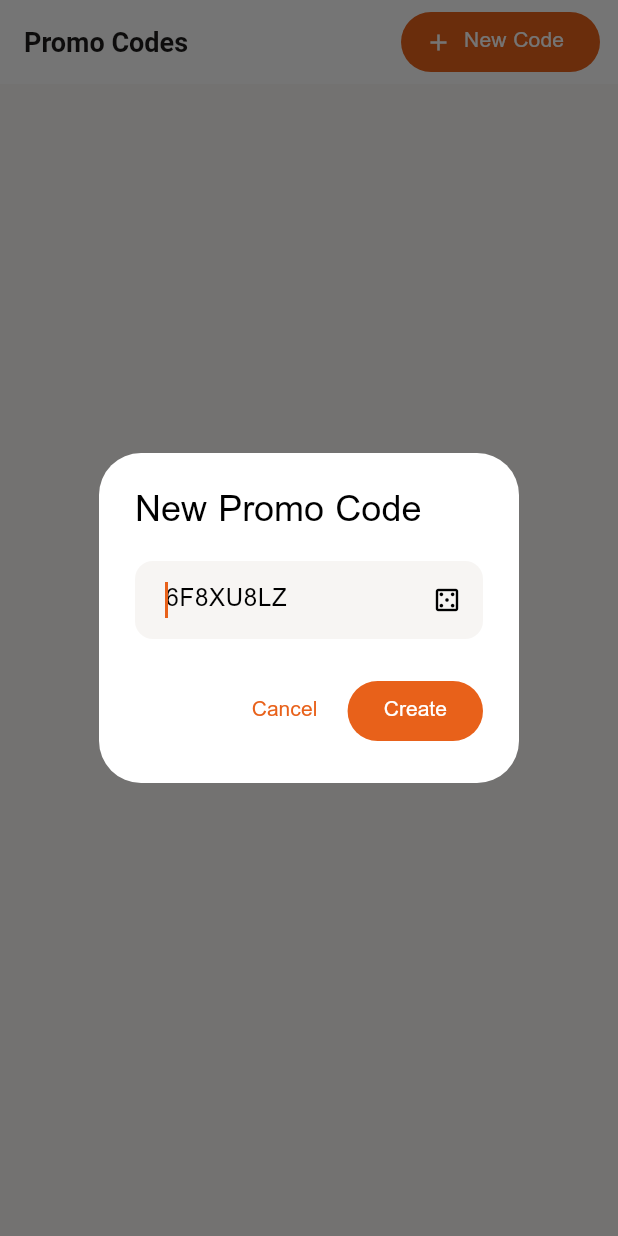
After one commit to apollocked/my_resturant, a Flutter app: the PromoCodesPage screen opened by its route, after a tap on "New Code", on a phone screen of 412 x 824 dp. The commit adds this screen. Run offline on Flutter 3.47's test engine with Material 3 defaults, Android fonts, the phone set to English and light mode, and no system bars; our stand-ins replace cached_network_image, connectivity_plus, drift, file_picker, fl_chart, flutter_bloc and 8 more; accounts and stored records are empty; generated files the repository leaves out were written again.

Commit message:
Add : Promo code to pass the auth

```diff
--- a/lib/core/router/app_router.dart
+++ b/lib/core/router/app_router.dart
@@ -19,13 +19,14 @@ import 'package:my_resturant/presentation/pages/admin/report_page.dart';
 import 'package:my_resturant/presentation/pages/admin/dish_form_page.dart';
 import 'package:my_resturant/presentation/pages/admin/category_form_page.dart';
 import 'package:my_resturant/presentation/pages/admin/change_passcodes_page.dart';
+import 'package:my_resturant/presentation/pages/admin/promo_codes_page.dart';
 import 'package:my_resturant/presentation/pages/setup/setup_page.dart';
 import 'package:my_resturant/presentation/pages/layout/layout_page.dart';
 import 'package:my_resturant/domain/entities/order_model.dart';
 
 final GlobalKey<NavigatorState> _rootNavigator = GlobalKey<NavigatorState>();
 
-final List<String> adminRoutes = ['/table-management', '/food-management', '/availability', '/report', '/dish-form', '/category-form'];
+final List<String> adminRoutes = ['/table-management', '/food-management', '/availability', '/report', '/dish-form', '/category-form', '/promo-codes'];
 
 final appRouter = GoRouter(
   navigatorKey: _rootNavigator,
@@ -88,5 +89,7 @@ final appRouter = GoRouter(
       builder: (_, _) => const CategoryFormPage()),
     GoRoute(path: '/change-passcodes', parentNavigatorKey: _rootNavigator,
       builder: (_, _) => const ChangePasscodesPage()),
+    GoRoute(path: '/promo-codes', parentNavigatorKey: _rootNavigator,
+      builder: (_, _) => const PromoCodesPage()),
   ],
 );
--- /dev/null
+++ b/lib/presentation/pages/admin/promo_codes_page.dart
@@ -0,0 +1,226 @@
+import 'dart:math';
+import 'package:flutter/material.dart';
+import 'package:flutter/services.dart';
+import 'package:supabase_flutter/supabase_flutter.dart';
+import 'package:my_resturant/core/theme/app_colors.dart';
+import 'package:my_resturant/core/helpers/responsive.dart';
+
+class PromoCodesPage extends StatefulWidget {
+  const PromoCodesPage({super.key});
+  @override
+  State<PromoCodesPage> createState() => _PromoCodesPageState();
+}
+
+class _PromoCodesPageState extends State<PromoCodesPage> {
+  SupabaseClient get _db => Supabase.instance.client;
+  List<Map<String, dynamic>> _codes = [];
+  bool _loading = true;
+
+  @override
+  void initState() {
+    super.initState();
+    _load();
+  }
+
+  Future<void> _load() async {
+    setState(() => _loading = true);
+    final data = await _db.from('promo_codes').select().order('created_at', ascending: false);
+    if (!mounted) return;
+    setState(() { _codes = data; _loading = false; });
+  }
+
+  String _generateCode() {
+    const chars = 'ABCDEFGHJKLMNPQRSTUVWXYZ23456789';
+    final rng = Random.secure();
+    return List.generate(8, (_) => chars[rng.nextInt(chars.length)]).join();
+  }
+
+  Future<void> _createCode() async {
+    final controller = TextEditingController();
+    final result = await showDialog<String>(
+      context: context,
+      builder: (ctx) => AlertDialog(
+        title: const Text('New Promo Code'),
+        content: TextField(
+          controller: controller,
+          autofocus: true,
+          textCapitalization: TextCapitalization.characters,
+          decoration: InputDecoration(
+            hintText: _generateCode(),
+            suffixIcon: IconButton(
+              icon: const Icon(Icons.casino_outlined, size: 20),
+              tooltip: 'Generate random',
+              onPressed: () {
+                controller.text = _generateCode();
+                controller.selection = TextSelection.collapsed(offset: controller.text.length);
+              },
+            ),
+          ),
+        ),
+        actions: [
+          TextButton(onPressed: () => Navigator.pop(ctx), child: const Text('Cancel')),
+          FilledButton(
+            onPressed: () => Navigator.pop(ctx, controller.text.isNotEmpty ? controller.text : null),
+            child: const Text('Create'),
+          ),
+        ],
+      ),
+    );
+    if (result == null || result.trim().isEmpty) return;
+    try {
+      await _db.from('promo_codes').insert({'code': result.trim().toUpperCase()});
+      if (!mounted) return;
+      ScaffoldMessenger.of(context).showSnackBar(
+        SnackBar(content: Text('Code "${result.trim().toUpperCase()}" created'), backgroundColor: AppColors.primary));
+      _load();
+    } catch (e) {
+      if (!mounted) return;
+      ScaffoldMessenger.of(context).showSnackBar(
+        SnackBar(content: Text('Error: $e'), backgroundColor: Theme.of(context).colorScheme.error));
+    }
+  }
+
+  Future<void> _deleteCode(String code) async {
+    final confirm = await showDialog<bool>(
+      context: context,
+      builder: (ctx) => AlertDialog(
+        title: const Text('Delete Code?'),
+        content: Text('Delete promo code "$code"?'),
+        actions: [
+          TextButton(onPressed: () => Navigator.pop(ctx, false), child: const Text('Cancel')),
+          FilledButton(onPressed: () => Navigator.pop(ctx, true), style: FilledButton.styleFrom(backgroundColor: Theme.of(context).colorScheme.error), child: const Text('Delete')),
+        ],
+      ),
+    );
+    if (confirm != true) return;
+    await _db.from('promo_codes').delete().eq('code', code);
+    _load();
+  }
+
+  @override
+  Widget build(BuildContext context) {
+    final cs = Theme.of(context).colorScheme;
+    final isDesktop = R.isDesktop(context);
+    return Scaffold(
+      appBar: AppBar(title: const Text('Promo Codes'), actions: [
+        Padding(
+          padding: const EdgeInsets.only(right: 12),
+          child: FilledButton.icon(
+            onPressed: _createCode,
+            icon: const Icon(Icons.add, size: 18),
+            label: const Text('New Code'),
+          ),
+        ),
+      ]),
+      body: _loading
+          ? const Center(child: CircularProgressIndicator())
+          : _codes.isEmpty
+              ? Center(child: Column(mainAxisAlignment: MainAxisAlignment.center, children: [
+                  Icon(Icons.vpn_key_off_outlined, size: 64, color: cs.onSurfaceVariant),
+                  const SizedBox(height: 16),
+                  Text('No promo codes yet', style: TextStyle(color: cs.onSurfaceVariant, fontSize: R.fontLg(context))),
+                ]))
+              : RefreshIndicator(
+                  onRefresh: _load,
+                  child: isDesktop ? _buildTable(cs) : _buildList(cs),
+                ),
+    );
+  }
+
+  Widget _buildTable(ColorScheme cs) {
+    return SingleChildScrollView(
+      padding: EdgeInsets.all(R.padding(context)),
+      child: Container(
+        decoration: BoxDecoration(
+          color: cs.surface,
+          borderRadius: BorderRadius.circular(16),
+          border: Border.all(color: cs.outlineVariant),
+        ),
+        child: Table(
+          columnWidths: const {0: FlexColumnWidth(2), 1: FlexColumnWidth(2), 2: FlexColumnWidth(1.5), 3: FlexColumnWidth(1)},
+          children: [
+            TableRow(decoration: BoxDecoration(color: cs.surfaceContainerHighest, borderRadius: const BorderRadius.vertical(top: Radius.circular(16))),
+              children: [_th('Code', cs), _th('Used By', cs), _th('Date', cs), _th('', cs)]),
+            for (int i = 0; i < _codes.length; i++)
+              TableRow(decoration: BoxDecoration(border: Border(bottom: BorderSide(color: cs.outlineVariant.withValues(alpha: 0.3))),
+                borderRadius: i == _codes.length - 1 ? const BorderRadius.vertical(bottom: Radius.circular(16)) : null),
+                children: [_td(_codes[i]['code'] ?? '', cs, bold: true),
+                  _td(_codes[i]['used_by'] != null ? 'Used' : 'Available', cs, color: _codes[i]['used_by'] != null ? Colors.orange : Colors.green),
+                  _td(_formatDate(_codes[i]['created_at']), cs),
+                  _tdAction(_codes[i], cs)]),
+          ],
+        ),
+      ),
+    );
+  }
+
+  Widget _th(String text, ColorScheme cs) => Padding(
+    padding: const EdgeInsets.all(12), child: Text(text, style: TextStyle(fontWeight: FontWeight.w700, color: cs.onSurfaceVariant, fontSize: 13)));
+
+  Widget _td(String text, ColorScheme cs, {bool bold = false, Color? color}) => Padding(
+    padding: const EdgeInsets.all(12), child: Text(text, style: TextStyle(fontWeight: bold ? FontWeight.w600 : FontWeight.w400, color: color ?? cs.onSurface, fontSize: 14)));
+
+  Widget _tdAction(Map<String, dynamic> code, ColorScheme cs) {
+    final used = code['used_by'] != null;
+    return Padding(
+      padding: const EdgeInsets.all(8),
+      child: Row(children: [
+        IconButton(
+          icon: Icon(Icons.copy_rounded, size: 18, color: cs.primary),
+          tooltip: 'Copy',
+          onPressed: () {
+            Clipboard.setData(ClipboardData(text: code['code'] ?? ''));
+            ScaffoldMessenger.of(context).showSnackBar(const SnackBar(content: Text('Copied'), duration: Duration(seconds: 1)));
+          },
+        ),
+        if (!used) IconButton(
+          icon: Icon(Icons.delete_outline, size: 18, color: cs.error),
+          tooltip: 'Delete',
+          onPressed: () => _deleteCode(code['code']),
+        ),
+      ]),
+    );
+  }
+
+  Widget _buildList(ColorScheme cs) {
+    return ListView.builder(
+      padding: EdgeInsets.all(R.padding(context)),
+      itemCount: _codes.length,
+      itemBuilder: (context, i) {
+        final c = _codes[i];
+        final used = c['used_by'] != null;
+        return Card(
+          margin: const EdgeInsets.only(bottom: 8),
+          child: ListTile(
+            leading: Container(
+              padding: const EdgeInsets.all(8),
+              decoration: BoxDecoration(color: used ? Colors.orange.withValues(alpha: 0.1) : Colors.green.withValues(alpha: 0.1), borderRadius: BorderRadius.circular(8)),
+              child: Icon(used ? Icons.lock_outline : Icons.vpn_key, color: used ? Colors.orange : Colors.green, size: 20),
+            ),
+            title: Text(c['code'] ?? '', style: const TextStyle(fontWeight: FontWeight.w700, fontFamily: 'monospace', fontSize: 16)),
+            subtitle: Text(used ? 'Used' : 'Available', style: TextStyle(color: used ? Colors.orange : Colors.green, fontSize: 12)),
+            trailing: Row(mainAxisSize: MainAxisSize.min, children: [
+              IconButton(
+                icon: Icon(Icons.copy_rounded, size: 18, color: cs.primary),
+                onPressed: () {
+                  Clipboard.setData(ClipboardData(text: c['code'] ?? ''));
+                  ScaffoldMessenger.of(context).showSnackBar(const SnackBar(content: Text('Copied'), duration: Duration(seconds: 1)));
+                },
+              ),
+              if (!used) IconButton(
+                icon: Icon(Icons.delete_outline, size: 18, color: cs.error),
+                onPressed: () => _deleteCode(c['code']),
+              ),
+            ]),
+          ),
+        );
+      },
+    );
+  }
+
+  String _formatDate(dynamic v) {
+    if (v == null) return '-';
+    final d = DateTime.parse(v.toString()).toLocal();
+    return '${d.day}/${d.month}/${d.year}';
+  }
+}
--- a/lib/presentation/widgets/shared/shimmer_skeletons.dart
+++ b/lib/presentation/widgets/shared/shimmer_skeletons.dart
@@ -239,7 +239,9 @@ class ShimmerListView extends StatelessWidget {
   Widget build(BuildContext context) {
     return Padding(
       padding: EdgeInsets.symmetric(horizontal: R.padding(context)),
-      child: Column(
+      child: ListView(
+        physics: const NeverScrollableScrollPhysics(),
+        shrinkWrap: true,
         children: List.generate(
           itemCount,
           (_) => Padding(
```
Also changed, not shown: lib/presentation/pages/admin/profile_page.dart (+19 -0 lines), 1 other file.
